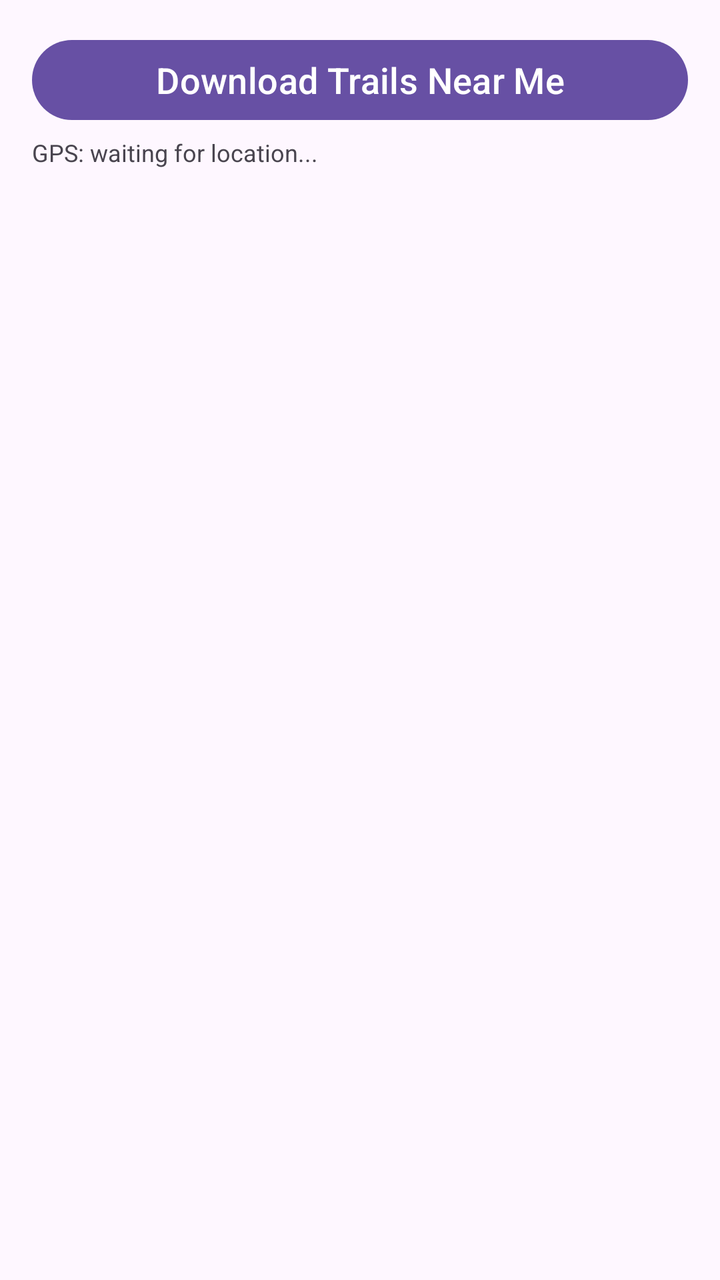
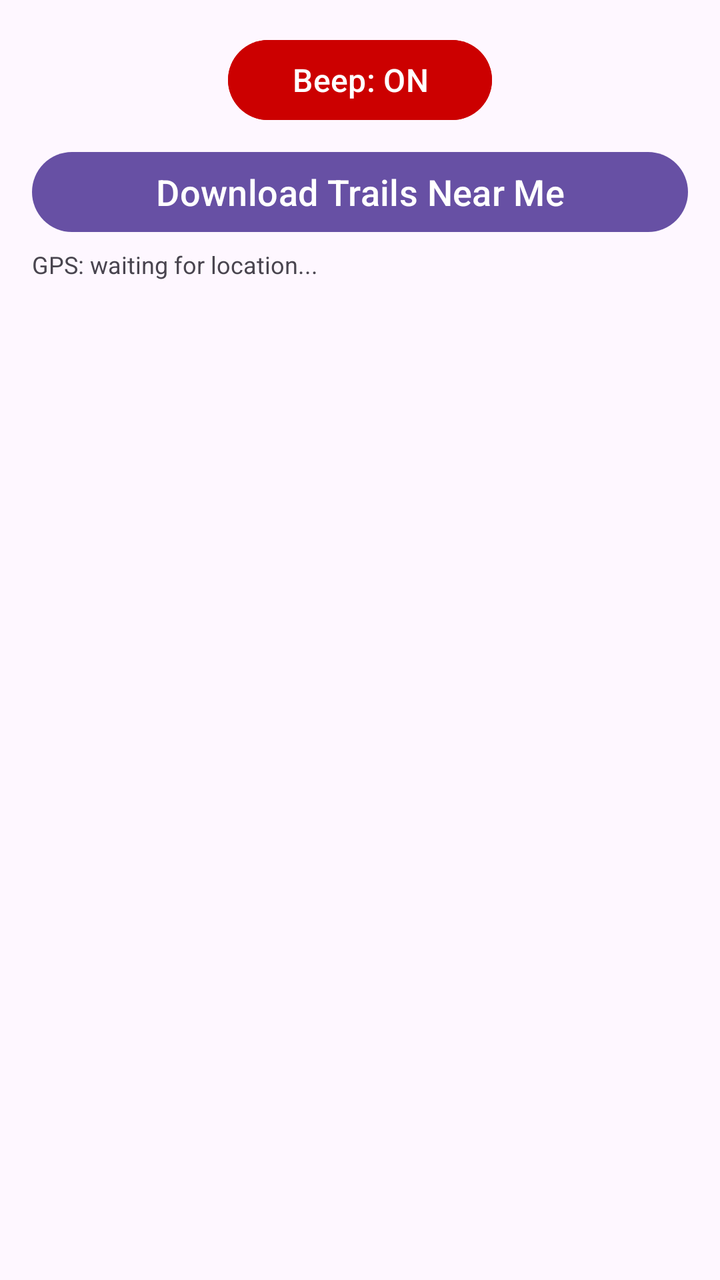

Screens rendered from an Android XML layout before and after an edit, with the pre-edit source and the edit as a unified diff.
<!-- AndroidManifest.xml: application theme Theme.KarooTrailNames -->
<!-- res/layout/activity_main.xml -->
<?xml version="1.0" encoding="utf-8"?>
<LinearLayout xmlns:android="http://schemas.android.com/apk/res/android"
    android:layout_width="match_parent"
    android:layout_height="match_parent"
    android:orientation="vertical"
    android:padding="16dp">

    <Button
        android:id="@+id/downloadButton"
        android:layout_width="match_parent"
        android:layout_height="wrap_content"
        android:text="Download Trails Near Me"
        android:textSize="18sp" />

    <TextView
        android:id="@+id/locationText"
        android:layout_width="match_parent"
        android:layout_height="wrap_content"
        android:text="GPS: waiting for location..."
        android:textSize="12sp"
        android:paddingTop="4dp"
        android:paddingBottom="8dp" />

    <TextView
        android:id="@+id/statusText"
        android:layout_width="match_parent"
        android:layout_height="wrap_content"
        android:text=""
        android:textSize="14sp" />

    <ScrollView
        android:layout_width="match_parent"
        android:layout_height="match_parent"
        android:layout_marginTop="8dp">

        <LinearLayout
            android:id="@+id/areaList"
            android:layout_width="match_parent"
            android:layout_height="wrap_content"
            android:orientation="vertical" />
    </ScrollView>

</LinearLayout>
<!-- resources referenced by this layout -->
<resources>
  <style name="Theme.KarooTrailNames" parent="Base.Theme.KarooTrailNames" />
  <style name="Base.Theme.KarooTrailNames" parent="Theme.Material3.DayNight.NoActionBar">
          
          
      </style>
</resources>

<!-- the commit's change to res/layout/activity_main.xml (unified diff, before → after) -->
@@ -4,6 +4,19 @@
     android:layout_height="match_parent"
     android:orientation="vertical"
     android:padding="16dp">
+
+    <Button
+        android:id="@+id/beepToggleButton"
+        android:layout_width="wrap_content"
+        android:layout_height="wrap_content"
+        android:layout_gravity="center_horizontal"
+        android:paddingLeft="32dp"
+        android:paddingRight="32dp"
+        android:text="Beep: ON"
+        android:textSize="16sp"
+        android:textColor="@android:color/white"
+        android:backgroundTint="#CC0000"
+        android:layout_marginBottom="8dp" />
 
     <Button
         android:id="@+id/downloadButton"
